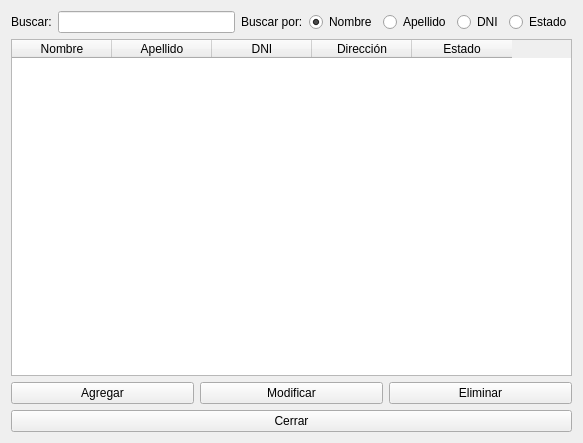
Old version of the form ventanasocios.ui in the repository DanielaGanan/biblioteca.
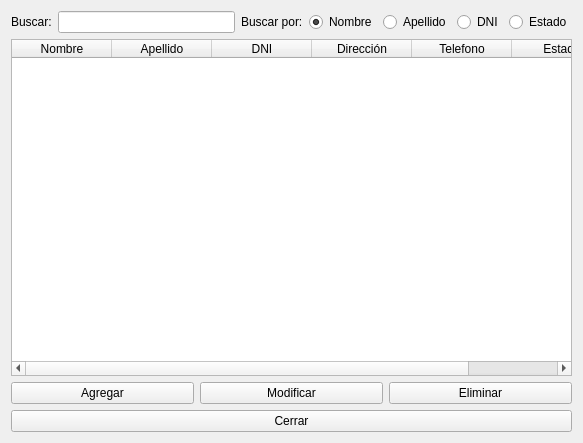
New version of the form.

Diff of the .ui file:
```diff
--- a/ventanasocios.ui
+++ b/ventanasocios.ui
@@ -90,6 +90,11 @@
          <string>Dirección</string>
         </property>
        </column>
+       <column>
+        <property name="text">
+         <string>Telefono</string>
+        </property>
+       </column>
        <column>
         <property name="text">
          <string>Estado</string>
```
